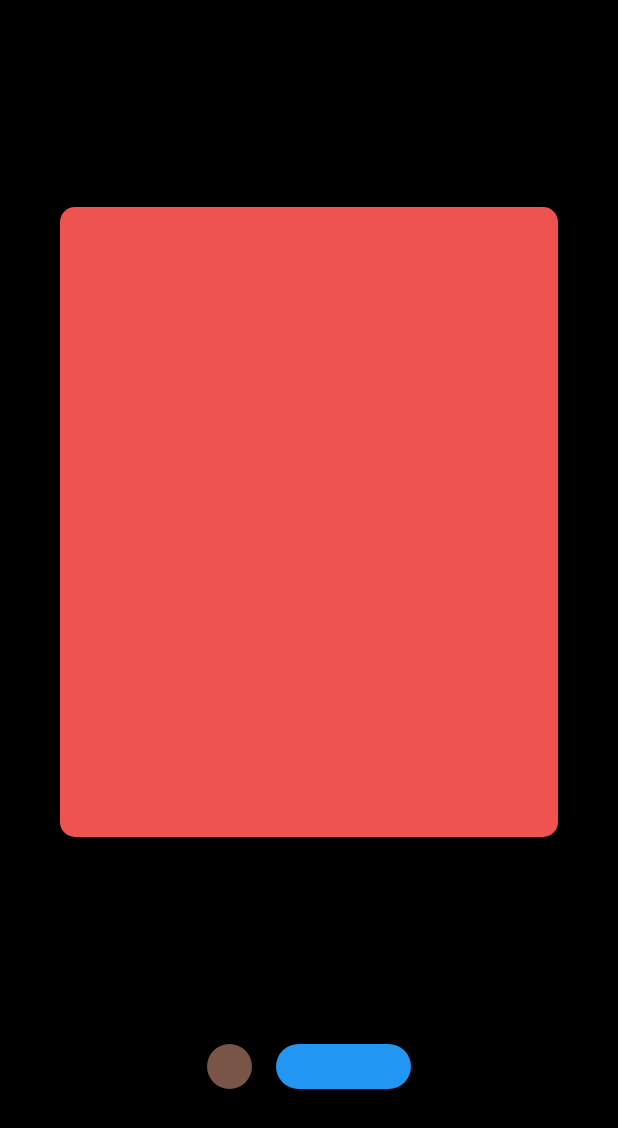
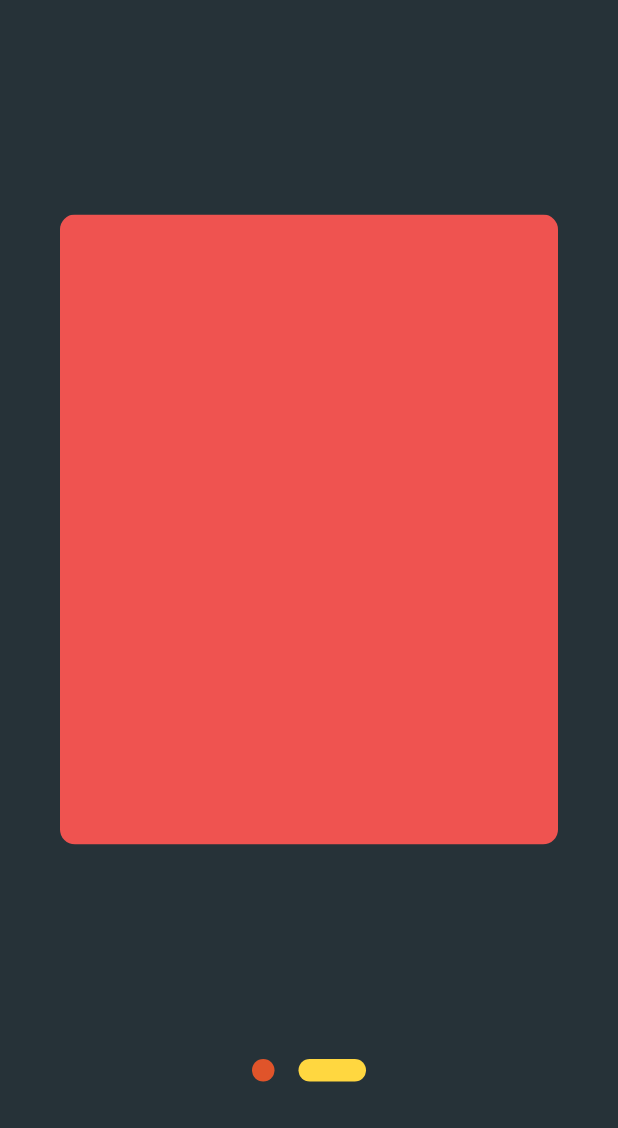
Before and after one commit to samtts14/found_my_car, a Flutter app: the screen it shows after launch, swiped to page 2, on a phone screen of 412 x 824 dp. Shown: the top 1128 px of the screen. Run offline on Flutter 3.47's test engine with Material 2 defaults, Android fonts, the phone set to English and light mode, and no system bars; drawn by our look-alikes of smooth_page_indicator.

Commit message:
Eleccion de colores para estetica.

```diff
--- a/lib/HomePage/homepage.dart
+++ b/lib/HomePage/homepage.dart
@@ -9,7 +9,7 @@ class HomePage extends StatelessWidget {
   @override
   Widget build(BuildContext context) {
     return Scaffold(
-      backgroundColor: Colors.black,
+      backgroundColor: Colors.blueGrey[900],
       body: Column(
         mainAxisAlignment: MainAxisAlignment.spaceEvenly,
         children: [
@@ -25,15 +25,16 @@ class HomePage extends StatelessWidget {
             ),
           ),
           SmoothPageIndicator(
+            // -------------Indicador--------------
             controller: _controller,
             count: 2,
             effect: ExpandingDotsEffect(
-              activeDotColor:
-                  Colors.blue, //------------COLOR DEL SELECTOR-----------------
-              dotColor: Colors
-                  .brown, //----------------COLOR DE LA SIGUIENTE PAGINA------------
-              dotHeight: 30,
-              dotWidth: 30,
+              activeDotColor: Colors
+                  .amberAccent, //------------COLOR DEL SELECTOR-----------------
+              dotColor: Color.fromARGB(255, 224, 84,
+                  42), //----------------COLOR DE LA SIGUIENTE PAGINA------------
+              dotHeight: 15,
+              dotWidth: 15,
               spacing: 16,
             ),
           ),
--- a/lib/VehiculosPages/vehiculo_page1.dart
+++ b/lib/VehiculosPages/vehiculo_page1.dart
@@ -3,13 +3,13 @@ import 'package:flutter/material.dart';
 class Page1 extends StatelessWidget {
   const Page1({Key? key}) : super(key: key);
 
-@override
+  @override
   Widget build(BuildContext context) {
     return Scaffold(
       backgroundColor: Colors.transparent,
       body: SafeArea(
         //padding: const EdgeInsets.all(20.0),
-        child: Container(color: Colors.red),
+        child: Container(color: Colors.blueGrey[700]),
       ),
     );
   }
```
